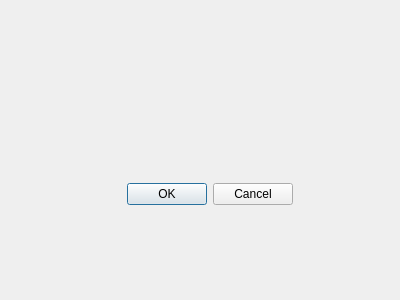
This is In4B00king/confirmation.ui in leejm17/ICT1009-In4B00king as Qt 5 draws it before an edit. The edited form follows.
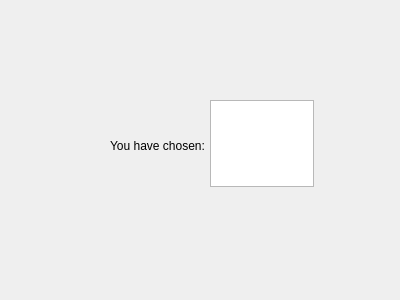
This is the edited form.

What changed in the file:
```diff
--- a/In4B00king/confirmation.ui
+++ b/In4B00king/confirmation.ui
@@ -13,17 +13,27 @@
   <property name="windowTitle">
    <string>Dialog</string>
   </property>
-  <widget class="QDialogButtonBox" name="buttonBox">
+  <widget class="QLabel" name="label">
    <property name="geometry">
     <rect>
-     <x>100</x>
-     <y>180</y>
-     <width>193</width>
-     <height>28</height>
+     <x>110</x>
+     <y>80</y>
+     <width>171</width>
+     <height>131</height>
     </rect>
    </property>
-   <property name="standardButtons">
-    <set>QDialogButtonBox::Cancel|QDialogButtonBox::Ok</set>
+   <property name="text">
+    <string>You have chosen:</string>
+   </property>
+  </widget>
+  <widget class="QTextEdit" name="userInput">
+   <property name="geometry">
+    <rect>
+     <x>210</x>
+     <y>100</y>
+     <width>104</width>
+     <height>87</height>
+    </rect>
    </property>
   </widget>
  </widget>
```
Left out of the diff: 4 changed lines with no effect on the pictures.
